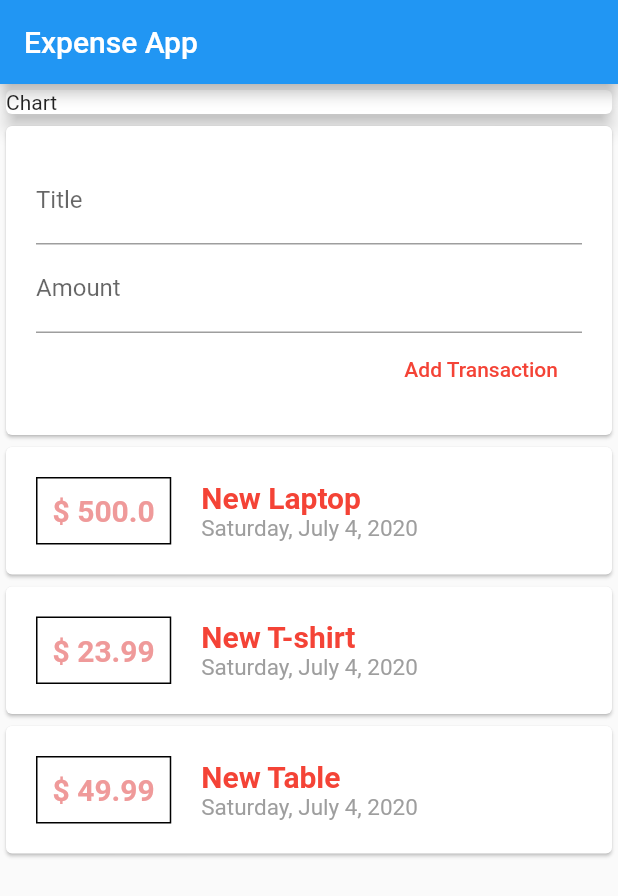
After one commit to tegarjokam/expenseapp, a Flutter app: the screen it shows after launch, on a phone screen of 412 x 824 dp. The commit adds this screen. Shown: the top 896 px of the screen. Run offline on Flutter 3.47's test engine with Material 2 defaults, Android fonts, the phone set to English and light mode, and no system bars.

Commit message:
add feauture scrollable at transaction list

```diff
--- /dev/null
+++ b/lib/widgets/new_transaction.dart
@@ -0,0 +1,51 @@
+import 'package:flutter/material.dart';
+
+class NewTransaction extends StatelessWidget {
+  final Function addTx;
+
+  final titleController = TextEditingController();
+  final amountController = TextEditingController();
+
+  NewTransaction(this.addTx);
+
+  @override
+  Widget build(BuildContext context) {
+    return Card(
+      child: Container(
+        padding: EdgeInsets.all(20),
+        child: Column(
+          crossAxisAlignment: CrossAxisAlignment.end,
+          children: <Widget>[
+            TextField(
+              decoration: InputDecoration(
+                labelText: 'Title',
+              ),
+              controller: titleController,
+            ),
+            TextField(
+              decoration: InputDecoration(
+                labelText: 'Amount',
+              ),
+              controller: amountController,
+            ),
+            FlatButton(
+              child: Text(
+                "Add Transaction",
+                style: TextStyle(
+                  color: Colors.red,
+                ),
+              ),
+              onPressed: () {
+                if (titleController.text == '' || amountController.text == '') {
+                  return print('title dan amount harus diisi');
+                }
+                addTx(
+                    titleController.text, double.parse(amountController.text));
+              },
+            ),
+          ],
+        ),
+      ),
+    );
+  }
+}
--- /dev/null
+++ b/lib/widgets/transaction_list.dart
@@ -0,0 +1,65 @@
+import 'package:flutter/material.dart';
+import 'package:intl/intl.dart';
+import '../models/transaction.dart';
+
+class TransactionList extends StatelessWidget {
+  final List<Transaction> transactions;
+
+  const TransactionList(this.transactions);
+
+  @override
+  Widget build(BuildContext context) {
+    return Container(
+      height: MediaQuery.of(context).size.height,
+      child: ListView.builder(
+        itemBuilder: (BuildContext context, int index) {
+          return Card(
+            child: Row(
+              children: <Widget>[
+                Container(
+                  padding: EdgeInsets.all(10),
+                  decoration:
+                      BoxDecoration(border: Border.all(color: Colors.black)),
+                  margin: EdgeInsets.symmetric(
+                    horizontal: 20,
+                    vertical: 20,
+                  ),
+                  child: Text(
+                    '\$ ${transactions[index].amount}',
+                    style: TextStyle(
+                        color: Colors.red[200],
+                        fontSize: 20,
+                        fontWeight: FontWeight.bold),
+                  ),
+                ),
+                Column(
+                  crossAxisAlignment: CrossAxisAlignment.start,
+                  children: <Widget>[
+                    Text(
+                      transactions[index].title,
+                      style: TextStyle(
+                        color: Colors.red,
+                        fontWeight: FontWeight.bold,
+                        fontSize: 20,
+                      ),
+                    ),
+                    Text(
+                      DateFormat()
+                          .add_yMMMMEEEEd()
+                          .format(transactions[index].date),
+                      style: TextStyle(
+                        color: Colors.grey,
+                        fontSize: 15,
+                      ),
+                    ),
+                  ],
+                )
+              ],
+            ),
+          );
+        },
+        itemCount: transactions.length,
+      ),
+    );
+  }
+}
--- /dev/null
+++ b/lib/widgets/user_transaction.dart
@@ -0,0 +1,54 @@
+import './new_transaction.dart';
+import './transaction_list.dart';
+import '../models/transaction.dart';
+import 'package:flutter/material.dart';
+
+class UserTransaction extends StatefulWidget {
+  @override
+  _UserTransactionState createState() => _UserTransactionState();
+}
+
+class _UserTransactionState extends State<UserTransaction> {
+  final List<Transaction> _userTransactions = [
+    Transaction(
+      id: 't1',
+      title: 'New Laptop',
+      amount: 500.0,
+      date: DateTime.now(),
+    ),
+    Transaction(
+      id: 't2',
+      title: 'New T-shirt',
+      amount: 23.99,
+      date: DateTime.now(),
+    ),
+    Transaction(
+      id: 't3',
+      title: 'New Table',
+      amount: 49.99,
+      date: DateTime.now(),
+    ),
+  ];
+
+  void _addNewTransaction(String title, double amount) {
+    final newTx = Transaction(
+        id: DateTime.now().toString(),
+        title: title,
+        amount: amount,
+        date: DateTime.now());
+
+    setState(() {
+      _userTransactions.add(newTx);
+    });
+  }
+
+  @override
+  Widget build(BuildContext context) {
+    return Column(
+      children: <Widget>[
+        NewTransaction(_addNewTransaction),
+        TransactionList(_userTransactions)
+      ],
+    );
+  }
+}
```
Also changed, not shown: lib/main.dart (+5 -99 lines), lib/models/transaction.dart (renamed from lib/model/transaction.dart).
